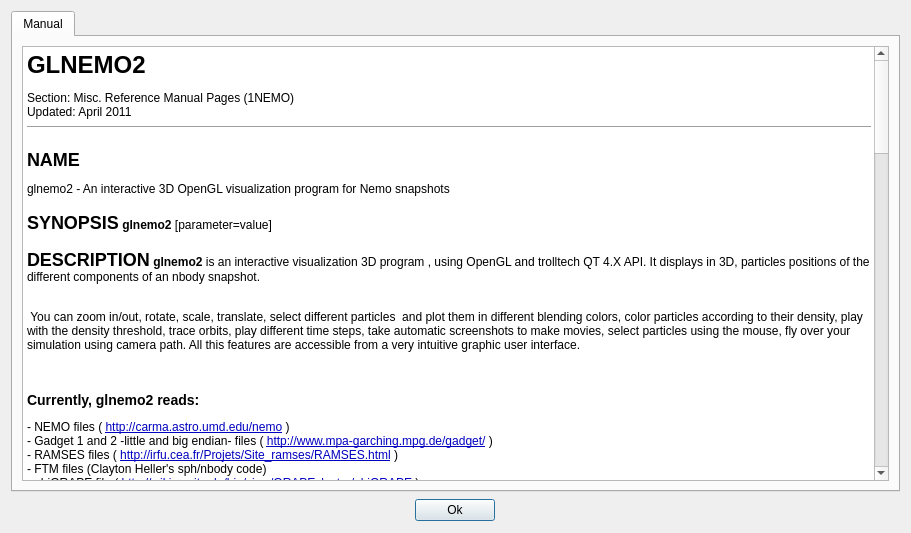
The window that src/formhelp.ui (jcldc/glnemo2) describes before a commit, drawn with Qt 5.
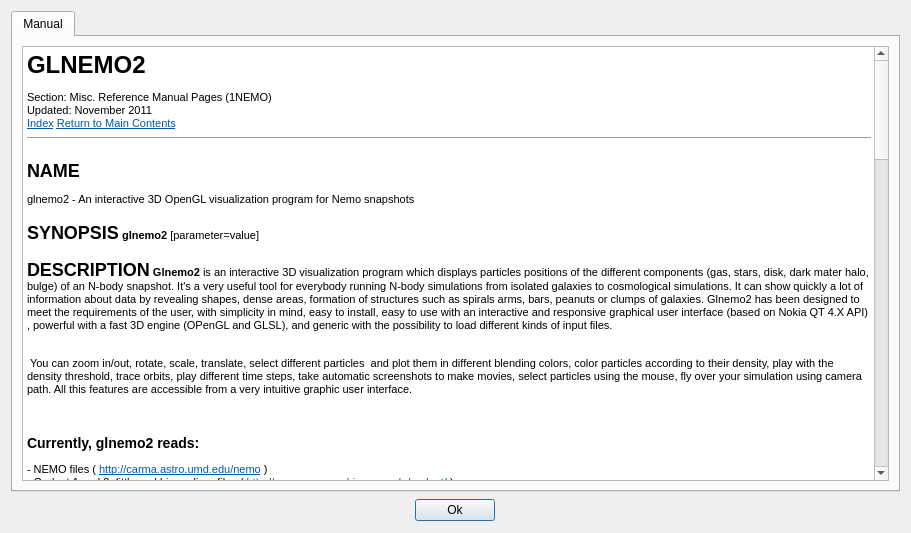
The same window after the commit.

Commit message: glnemo2 1.30 release

Patch:
```diff
--- a/src/formhelp.ui
+++ b/src/formhelp.ui
@@ -63,22 +63,22 @@
           <string>&lt;!DOCTYPE HTML PUBLIC &quot;-//W3C//DTD HTML 4.0//EN&quot; &quot;http://www.w3.org/TR/REC-html40/strict.dtd&quot;&gt;
 &lt;html&gt;&lt;head&gt;&lt;meta name=&quot;qrichtext&quot; content=&quot;1&quot; /&gt;&lt;title&gt;Manpage of GLNEMO2&lt;/title&gt;&lt;style type=&quot;text/css&quot;&gt;
 p, li { white-space: pre-wrap; }
-&lt;/style&gt;&lt;/head&gt;&lt;body style=&quot; font-family:'Sans Serif'; font-size:9pt; font-weight:400; font-style:normal;&quot;&gt;
+&lt;/style&gt;&lt;/head&gt;&lt;body style=&quot; font-family:'Sans Serif'; font-size:8pt; font-weight:400; font-style:normal;&quot;&gt;
 &lt;p style=&quot; margin-top:18px; margin-bottom:12px; margin-left:0px; margin-right:0px; -qt-block-indent:0; text-indent:0px;&quot;&gt;&lt;span style=&quot; font-size:xx-large; font-weight:600;&quot;&gt;GLNEMO2&lt;/span&gt;&lt;/p&gt;
-&lt;p style=&quot; margin-top:0px; margin-bottom:0px; margin-left:0px; margin-right:0px; -qt-block-indent:0; text-indent:0px;&quot;&gt;Section: Misc. Reference Manual Pages (1NEMO)&lt;br /&gt;Updated: April 2011&lt;/p&gt;
+&lt;p style=&quot; margin-top:0px; margin-bottom:0px; margin-left:0px; margin-right:0px; -qt-block-indent:0; text-indent:0px;&quot;&gt;Section: Misc. Reference Manual Pages (1NEMO)&lt;br /&gt;Updated: November 2011&lt;br /&gt;&lt;a href=&quot;#index&quot;&gt;&lt;span style=&quot; text-decoration: underline; color:#0057ae;&quot;&gt;Index&lt;/span&gt;&lt;/a&gt; &lt;a href=&quot;http://localhost/cgi-bin/man/man2html&quot;&gt;&lt;span style=&quot; text-decoration: underline; color:#0057ae;&quot;&gt;Return to Main Contents&lt;/span&gt;&lt;/a&gt;&lt;/p&gt;
 &lt;hr /&gt;
 &lt;p style=&quot; margin-top:16px; margin-bottom:12px; margin-left:0px; margin-right:0px; -qt-block-indent:0; text-indent:0px;&quot;&gt;&lt;span style=&quot; font-size:x-large; font-weight:600;&quot;&gt;NAME&lt;/span&gt;&lt;/p&gt;
 &lt;p style=&quot; margin-top:0px; margin-bottom:0px; margin-left:0px; margin-right:0px; -qt-block-indent:0; text-indent:0px;&quot;&gt;glnemo2 - An interactive 3D OpenGL visualization program for Nemo snapshots &lt;a name=&quot;lbAC&quot;&gt;&lt;/a&gt;  &lt;/p&gt;
 &lt;p style=&quot; margin-top:16px; margin-bottom:12px; margin-left:0px; margin-right:0px; -qt-block-indent:0; text-indent:0px;&quot;&gt;&lt;span style=&quot; font-size:x-large; font-weight:600;&quot;&gt;SYNOPSIS&lt;/span&gt; &lt;span style=&quot; font-weight:600;&quot;&gt;glnemo2&lt;/span&gt; [parameter=value] &lt;a name=&quot;lbAD&quot;&gt;&lt;/a&gt;  &lt;/p&gt;
-&lt;p style=&quot; margin-top:16px; margin-bottom:12px; margin-left:0px; margin-right:0px; -qt-block-indent:0; text-indent:0px;&quot;&gt;&lt;span style=&quot; font-size:x-large; font-weight:600;&quot;&gt;DESCRIPTION&lt;/span&gt; &lt;span style=&quot; font-weight:600;&quot;&gt;glnemo2&lt;/span&gt; is an interactive visualization 3D program , using OpenGL and trolltech QT 4.X API. It displays in 3D, particles positions of the different components of an nbody snapshot. &lt;/p&gt;
+&lt;p style=&quot; margin-top:16px; margin-bottom:12px; margin-left:0px; margin-right:0px; -qt-block-indent:0; text-indent:0px;&quot;&gt;&lt;span style=&quot; font-size:x-large; font-weight:600;&quot;&gt;DESCRIPTION&lt;/span&gt; &lt;span style=&quot; font-weight:600;&quot;&gt;Glnemo2&lt;/span&gt; is an interactive 3D visualization program which displays particles positions of the different components (gas, stars, disk, dark mater halo, bulge) of an N-body snapshot. It's a very useful tool for everybody running N-body simulations from isolated galaxies to cosmological simulations. It can show quickly a lot of information about data by revealing shapes, dense areas, formation of structures such as spirals arms, bars, peanuts or clumps of galaxies. Glnemo2 has been designed to meet the requirements of the user, with simplicity in mind, easy to install, easy to use with an interactive and responsive graphical user interface (based on Nokia QT 4.X API) , powerful with a fast 3D engine (OPenGL and GLSL), and generic with the possibility to load different kinds of input files. &lt;/p&gt;
 &lt;p style=&quot; margin-top:12px; margin-bottom:12px; margin-left:0px; margin-right:0px; -qt-block-indent:0; text-indent:0px;&quot;&gt;&lt;br /&gt; You can zoom in/out, rotate, scale, translate, select different particles  and plot them in different blending colors, color particles according to their density, play with the density threshold, trace orbits, play different time steps, take automatic screenshots to make movies, select particles using the mouse, fly over your simulation using camera path. All this features are accessible from a very intuitive graphic user interface. &lt;/p&gt;
 &lt;p style=&quot; margin-top:0px; margin-bottom:0px; margin-left:0px; margin-right:0px; -qt-block-indent:0; text-indent:0px;&quot;&gt;&lt;a name=&quot;lbAE&quot;&gt;&lt;/a&gt;  &lt;/p&gt;
 &lt;p style=&quot; margin-top:14px; margin-bottom:12px; margin-left:0px; margin-right:0px; -qt-block-indent:0; text-indent:0px;&quot;&gt;&lt;span style=&quot; font-size:large; font-weight:600;&quot;&gt;Currently, glnemo2 reads:&lt;/span&gt; &lt;/p&gt;
-&lt;p style=&quot; margin-top:12px; margin-bottom:0px; margin-left:0px; margin-right:0px; -qt-block-indent:0; text-indent:0px;&quot;&gt;&lt;span style=&quot; font-family:'Courier New,courier';&quot;&gt;- NEMO files ( &lt;/span&gt;&lt;a href=&quot;http://carma.astro.umd.edu/nemo&quot;&gt;&lt;span style=&quot; font-family:'Courier New,courier'; text-decoration: underline; color:#0000c0;&quot;&gt;http://carma.astro.umd.edu/nemo&lt;/span&gt;&lt;/a&gt;&lt;span style=&quot; font-family:'Courier New,courier';&quot;&gt; )&lt;/span&gt;&lt;/p&gt;
-&lt;p style=&quot; margin-top:0px; margin-bottom:0px; margin-left:0px; margin-right:0px; -qt-block-indent:0; text-indent:0px;&quot;&gt;&lt;span style=&quot; font-family:'Courier New,courier';&quot;&gt;- Gadget 1 and 2 -little and big endian- files ( &lt;/span&gt;&lt;a href=&quot;http://www.mpa-garching.mpg.de/gadget/&quot;&gt;&lt;span style=&quot; font-family:'Courier New,courier'; text-decoration: underline; color:#0000c0;&quot;&gt;http://www.mpa-garching.mpg.de/gadget/&lt;/span&gt;&lt;/a&gt;&lt;span style=&quot; font-family:'Courier New,courier';&quot;&gt; )&lt;/span&gt;&lt;/p&gt;
-&lt;p style=&quot; margin-top:0px; margin-bottom:0px; margin-left:0px; margin-right:0px; -qt-block-indent:0; text-indent:0px;&quot;&gt;&lt;span style=&quot; font-family:'Courier New,courier';&quot;&gt;- RAMSES files ( &lt;/span&gt;&lt;a href=&quot;http://irfu.cea.fr/Projets/Site_ramses/RAMSES.html&quot;&gt;&lt;span style=&quot; font-family:'Courier New,courier'; text-decoration: underline; color:#0000c0;&quot;&gt;http://irfu.cea.fr/Projets/Site_ramses/RAMSES.html&lt;/span&gt;&lt;/a&gt;&lt;span style=&quot; font-family:'Courier New,courier';&quot;&gt; )&lt;/span&gt;&lt;/p&gt;
+&lt;p style=&quot; margin-top:12px; margin-bottom:0px; margin-left:0px; margin-right:0px; -qt-block-indent:0; text-indent:0px;&quot;&gt;&lt;span style=&quot; font-family:'Courier New,courier';&quot;&gt;- NEMO files ( &lt;/span&gt;&lt;a href=&quot;http://carma.astro.umd.edu/nemo&quot;&gt;&lt;span style=&quot; font-family:'Courier New,courier'; text-decoration: underline; color:#0057ae;&quot;&gt;http://carma.astro.umd.edu/nemo&lt;/span&gt;&lt;/a&gt;&lt;span style=&quot; font-family:'Courier New,courier';&quot;&gt; )&lt;/span&gt;&lt;/p&gt;
+&lt;p style=&quot; margin-top:0px; margin-bottom:0px; margin-left:0px; margin-right:0px; -qt-block-indent:0; text-indent:0px;&quot;&gt;&lt;span style=&quot; font-family:'Courier New,courier';&quot;&gt;- Gadget 1 and 2 -little and big endian- files ( &lt;/span&gt;&lt;a href=&quot;http://www.mpa-garching.mpg.de/gadget/&quot;&gt;&lt;span style=&quot; font-family:'Courier New,courier'; text-decoration: underline; color:#0057ae;&quot;&gt;http://www.mpa-garching.mpg.de/gadget/&lt;/span&gt;&lt;/a&gt;&lt;span style=&quot; font-family:'Courier New,courier';&quot;&gt; )&lt;/span&gt;&lt;/p&gt;
+&lt;p style=&quot; margin-top:0px; margin-bottom:0px; margin-left:0px; margin-right:0px; -qt-block-indent:0; text-indent:0px;&quot;&gt;&lt;span style=&quot; font-family:'Courier New,courier';&quot;&gt;- RAMSES files ( &lt;/span&gt;&lt;a href=&quot;http://irfu.cea.fr/Projets/Site_ramses/RAMSES.html&quot;&gt;&lt;span style=&quot; font-family:'Courier New,courier'; text-decoration: underline; color:#0057ae;&quot;&gt;http://irfu.cea.fr/Projets/Site_ramses/RAMSES.html&lt;/span&gt;&lt;/a&gt;&lt;span style=&quot; font-family:'Courier New,courier';&quot;&gt; )&lt;/span&gt;&lt;/p&gt;
 &lt;p style=&quot; margin-top:0px; margin-bottom:0px; margin-left:0px; margin-right:0px; -qt-block-indent:0; text-indent:0px;&quot;&gt;&lt;span style=&quot; font-family:'Courier New,courier';&quot;&gt;- FTM files (Clayton Heller's sph/nbody code)&lt;/span&gt;&lt;/p&gt;
-&lt;p style=&quot; margin-top:0px; margin-bottom:0px; margin-left:0px; margin-right:0px; -qt-block-indent:0; text-indent:0px;&quot;&gt;&lt;span style=&quot; font-family:'Courier New,courier';&quot;&gt;- phiGRAPE file ( &lt;/span&gt;&lt;a href=&quot;http://wiki.cs.rit.edu/bin/view/GRAPEcluster/phiGRAPE&quot;&gt;&lt;span style=&quot; font-family:'Courier New,courier'; text-decoration: underline; color:#0000c0;&quot;&gt;http://wiki.cs.rit.edu/bin/view/GRAPEcluster/phiGRAPE&lt;/span&gt;&lt;/a&gt;&lt;span style=&quot; font-family:'Courier New,courier';&quot;&gt; )&lt;/span&gt;&lt;/p&gt;
+&lt;p style=&quot; margin-top:0px; margin-bottom:0px; margin-left:0px; margin-right:0px; -qt-block-indent:0; text-indent:0px;&quot;&gt;&lt;span style=&quot; font-family:'Courier New,courier';&quot;&gt;- phiGRAPE file ( &lt;/span&gt;&lt;a href=&quot;http://wiki.cs.rit.edu/bin/view/GRAPEcluster/phiGRAPE&quot;&gt;&lt;span style=&quot; font-family:'Courier New,courier'; text-decoration: underline; color:#0057ae;&quot;&gt;http://wiki.cs.rit.edu/bin/view/GRAPEcluster/phiGRAPE&lt;/span&gt;&lt;/a&gt;&lt;span style=&quot; font-family:'Courier New,courier';&quot;&gt; )&lt;/span&gt;&lt;/p&gt;
 &lt;p style=&quot; margin-top:0px; margin-bottom:0px; margin-left:0px; margin-right:0px; -qt-block-indent:0; text-indent:0px;&quot;&gt;&lt;span style=&quot; font-family:'Courier New,courier';&quot;&gt;- list of files stored in a file&lt;/span&gt;&lt;/p&gt;
 &lt;p style=&quot; margin-top:0px; margin-bottom:12px; margin-left:0px; margin-right:0px; -qt-block-indent:0; text-indent:0px;&quot;&gt;&lt;span style=&quot; font-family:'Courier New,courier';&quot;&gt;- realtime gyrfalcON simulation via a network plugin (see $NEMO/usr/jcl/glnemo2/gyrfalcon/README) &lt;/span&gt;&lt;/p&gt;
 &lt;p style=&quot; margin-top:0px; margin-bottom:0px; margin-left:0px; margin-right:0px; -qt-block-indent:0; text-indent:0px;&quot;&gt;&lt;a name=&quot;lbAF&quot;&gt;&lt;/a&gt;  &lt;/p&gt;
@@ -153,9 +153,9 @@
 &lt;p style=&quot; margin-top:0px; margin-bottom:0px; margin-left:0px; margin-right:0px; -qt-block-indent:0; text-indent:0px;&quot;&gt;&lt;span style=&quot; font-weight:600;&quot;&gt;zmin=&lt;/span&gt;&lt;/p&gt;
 &lt;p style=&quot; margin-top:0px; margin-bottom:0px; margin-left:30px; margin-right:0px; -qt-block-indent:0; text-indent:0px;&quot;&gt;zmin coordinate box for Ramses input [0] &lt;/p&gt;
 &lt;p style=&quot; margin-top:0px; margin-bottom:0px; margin-left:0px; margin-right:0px; -qt-block-indent:0; text-indent:0px;&quot;&gt;&lt;span style=&quot; font-weight:600;&quot;&gt;zmax=&lt;/span&gt;&lt;/p&gt;
-&lt;p style=&quot; margin-top:0px; margin-bottom:0px; margin-left:30px; margin-right:0px; -qt-block-indent:0; text-indent:0px;&quot;&gt;zmax coordinate box for Ramses input [1]  &lt;/p&gt;
+&lt;p style=&quot; margin-top:0px; margin-bottom:0px; margin-left:30px; margin-right:0px; -qt-block-indent:0; text-indent:0px;&quot;&gt;zmax coordinate box for Ramses input [1] &lt;/p&gt;
 &lt;p style=&quot; margin-top:0px; margin-bottom:0px; margin-left:0px; margin-right:0px; -qt-block-indent:0; text-indent:0px;&quot;&gt;&lt;span style=&quot; font-weight:600;&quot;&gt;lmin=&lt;/span&gt;&lt;/p&gt;
-&lt;p style=&quot; margin-top:0px; margin-bottom:0px; margin-left:0px; margin-right:0px; -qt-block-indent:0; text-indent:0px;&quot;&gt;      level min for Ramses amr input. (if 0, min internal level will be used) [0] &lt;/p&gt;
+&lt;p style=&quot; margin-top:0px; margin-bottom:0px; margin-left:30px; margin-right:0px; -qt-block-indent:0; text-indent:0px;&quot;&gt;level min for Ramses amr input. (if 0, min internal level will be used) [0] &lt;/p&gt;
 &lt;p style=&quot; margin-top:0px; margin-bottom:0px; margin-left:0px; margin-right:0px; -qt-block-indent:0; text-indent:0px;&quot;&gt;&lt;span style=&quot; font-weight:600;&quot;&gt;lmax=&lt;/span&gt;&lt;/p&gt;
 &lt;p style=&quot; margin-top:0px; margin-bottom:0px; margin-left:30px; margin-right:0px; -qt-block-indent:0; text-indent:0px;&quot;&gt;level max for Ramses amr input. (if 0, max internal level will be used) [0] &lt;/p&gt;
 &lt;p style=&quot; margin-top:0px; margin-bottom:0px; margin-left:0px; margin-right:0px; -qt-block-indent:0; text-indent:0px;&quot;&gt;&lt;span style=&quot; font-weight:600;&quot;&gt;scale=&lt;/span&gt;&lt;/p&gt;
@@ -226,6 +226,22 @@
 &lt;p style=&quot; margin-top:0px; margin-bottom:0px; margin-left:30px; margin-right:0px; -qt-block-indent:0; text-indent:0px;&quot;&gt;set an explicit title on OSD. If this variable remains blank, then simulation's file name will be used as title &lt;/p&gt;
 &lt;p style=&quot; margin-top:0px; margin-bottom:0px; margin-left:0px; margin-right:0px; -qt-block-indent:0; text-indent:0px;&quot;&gt;&lt;span style=&quot; font-weight:600;&quot;&gt;osdfontsize=&lt;/span&gt;&lt;/p&gt;
 &lt;p style=&quot; margin-top:0px; margin-bottom:0px; margin-left:30px; margin-right:0px; -qt-block-indent:0; text-indent:0px;&quot;&gt;set OSD's font in pixels [13.] &lt;/p&gt;
+&lt;p style=&quot; margin-top:0px; margin-bottom:0px; margin-left:0px; margin-right:0px; -qt-block-indent:0; text-indent:0px;&quot;&gt;&lt;span style=&quot; font-weight:600;&quot;&gt;cb=&lt;/span&gt;&lt;/p&gt;
+&lt;p style=&quot; margin-top:0px; margin-bottom:0px; margin-left:30px; margin-right:0px; -qt-block-indent:0; text-indent:0px;&quot;&gt;display Color Bar (CB) on screen [t] &lt;/p&gt;
+&lt;p style=&quot; margin-top:0px; margin-bottom:0px; margin-left:0px; margin-right:0px; -qt-block-indent:0; text-indent:0px;&quot;&gt;&lt;span style=&quot; font-weight:600;&quot;&gt;cblog=&lt;/span&gt; &lt;/p&gt;
+&lt;p style=&quot; margin-top:0px; margin-bottom:0px; margin-left:30px; margin-right:0px; -qt-block-indent:0; text-indent:0px;&quot;&gt;display real or log of the physical value on CB [f] &lt;/p&gt;
+&lt;p style=&quot; margin-top:0px; margin-bottom:0px; margin-left:0px; margin-right:0px; -qt-block-indent:0; text-indent:0px;&quot;&gt;&lt;span style=&quot; font-weight:600;&quot;&gt;cbloc=&lt;/span&gt; &lt;/p&gt;
+&lt;p style=&quot; margin-top:0px; margin-bottom:0px; margin-left:30px; margin-right:0px; -qt-block-indent:0; text-indent:0px;&quot;&gt;CB location, 0:top 1:right 2:bottom 3:left [3] &lt;/p&gt;
+&lt;p style=&quot; margin-top:0px; margin-bottom:0px; margin-left:0px; margin-right:0px; -qt-block-indent:0; text-indent:0px;&quot;&gt;&lt;span style=&quot; font-weight:600;&quot;&gt;cbdigits=&lt;/span&gt; &lt;/p&gt;
+&lt;p style=&quot; margin-top:0px; margin-bottom:0px; margin-left:30px; margin-right:0px; -qt-block-indent:0; text-indent:0px;&quot;&gt;CB #digits [1] &lt;/p&gt;
+&lt;p style=&quot; margin-top:0px; margin-bottom:0px; margin-left:0px; margin-right:0px; -qt-block-indent:0; text-indent:0px;&quot;&gt;&lt;span style=&quot; font-weight:600;&quot;&gt;cboffset=&lt;/span&gt; &lt;/p&gt;
+&lt;p style=&quot; margin-top:0px; margin-bottom:0px; margin-left:30px; margin-right:0px; -qt-block-indent:0; text-indent:0px;&quot;&gt;CB #offset pixels from the border location [35] &lt;/p&gt;
+&lt;p style=&quot; margin-top:0px; margin-bottom:0px; margin-left:0px; margin-right:0px; -qt-block-indent:0; text-indent:0px;&quot;&gt;&lt;span style=&quot; font-weight:600;&quot;&gt;cbpw=&lt;/span&gt; &lt;/p&gt;
+&lt;p style=&quot; margin-top:0px; margin-bottom:0px; margin-left:30px; margin-right:0px; -qt-block-indent:0; text-indent:0px;&quot;&gt;CB size in percentage of the OpenGL windows width [0.03] &lt;/p&gt;
+&lt;p style=&quot; margin-top:0px; margin-bottom:0px; margin-left:0px; margin-right:0px; -qt-block-indent:0; text-indent:0px;&quot;&gt;&lt;span style=&quot; font-weight:600;&quot;&gt;cbph=&lt;/span&gt; &lt;/p&gt;
+&lt;p style=&quot; margin-top:0px; margin-bottom:0px; margin-left:30px; margin-right:0px; -qt-block-indent:0; text-indent:0px;&quot;&gt;CB size in percentage of the OpenGL windows height [0.65] &lt;/p&gt;
+&lt;p style=&quot; margin-top:0px; margin-bottom:0px; margin-left:0px; margin-right:0px; -qt-block-indent:0; text-indent:0px;&quot;&gt;&lt;span style=&quot; font-weight:600;&quot;&gt;cbfs=&lt;/span&gt; &lt;/p&gt;
+&lt;p style=&quot; margin-top:0px; margin-bottom:0px; margin-left:30px; margin-right:0px; -qt-block-indent:0; text-indent:0px;&quot;&gt;size of the fonts used to display CB [13] &lt;/p&gt;
 &lt;p style=&quot; margin-top:0px; margin-bottom:0px; margin-left:0px; margin-right:0px; -qt-block-indent:0; text-indent:0px;&quot;&gt;&lt;span style=&quot; font-weight:600;&quot;&gt;com=&lt;/span&gt;&lt;/p&gt;
 &lt;p style=&quot; margin-top:0px; margin-bottom:0px; margin-left:30px; margin-right:0px; -qt-block-indent:0; text-indent:0px;&quot;&gt;center according the Center Of Mass [t] &lt;/p&gt;
 &lt;p style=&quot; margin-top:0px; margin-bottom:0px; margin-left:0px; margin-right:0px; -qt-block-indent:0; text-indent:0px;&quot;&gt;&lt;span style=&quot; font-weight:600;&quot;&gt;point=&lt;/span&gt;&lt;/p&gt;
@@ -258,43 +274,46 @@
 &lt;p style=&quot; margin-top:0px; margin-bottom:8px; margin-left:30px; margin-right:0px; -qt-block-indent:0; text-indent:0px;&quot;&gt;if true it allows a smoother interactivity with [t] &lt;/p&gt;
 &lt;p style=&quot; margin-top:0px; margin-bottom:0px; margin-left:0px; margin-right:0px; -qt-block-indent:0; text-indent:0px;&quot;&gt;&lt;a name=&quot;lbAJ&quot;&gt;&lt;/a&gt;  &lt;/p&gt;
 &lt;p style=&quot; margin-top:16px; margin-bottom:12px; margin-left:0px; margin-right:0px; -qt-block-indent:0; text-indent:0px;&quot;&gt;&lt;span style=&quot; font-size:x-large; font-weight:600;&quot;&gt;WARNING&lt;/span&gt;&lt;/p&gt;
-&lt;p style=&quot; margin-top:0px; margin-bottom:0px; margin-left:0px; margin-right:0px; -qt-block-indent:0; text-indent:0px;&quot;&gt;Glnemo2 uses hardware accelerated feature of the video card and especially GLSL capabilities. Not all the video cards have this requirement under Linux. The very well supported card are Nvidia card with proprietary driver. If glnemo2 crashs at starting, try to launch the program again by adding to the command line &amp;quot;glsl=f&amp;quot;. It will deactivate the hardware accelerated engine, therefore the rendering will be slow but the program might work at least. &lt;/p&gt;
+&lt;p style=&quot; margin-top:0px; margin-bottom:0px; margin-left:0px; margin-right:0px; -qt-block-indent:0; text-indent:0px;&quot;&gt;Glnemo2 uses hardware accelerated feature of video card and especially GLSL capabilities. Not all the video cards have this requirement under Linux. The very well supported card are Nvidia card with proprietary driver. If glnemo2 crashs at starting, try to launch the program again by adding to the command line &amp;quot;glsl=f&amp;quot;. It will deactivate the hardware accelerated engine, therefore the rendering will be slow but the program might work at least. &lt;/p&gt;
 &lt;p style=&quot; margin-top:0px; margin-bottom:0px; margin-left:0px; margin-right:0px; -qt-block-indent:0; text-indent:0px;&quot;&gt;&lt;a name=&quot;lbAK&quot;&gt;&lt;/a&gt;  &lt;/p&gt;
 &lt;p style=&quot; margin-top:16px; margin-bottom:12px; margin-left:0px; margin-right:0px; -qt-block-indent:0; text-indent:0px;&quot;&gt;&lt;span style=&quot; font-size:x-large; font-weight:600;&quot;&gt;SEE ALSO&lt;/span&gt;&lt;/p&gt;
 &lt;p style=&quot; margin-top:0px; margin-bottom:0px; margin-left:0px; margin-right:0px; -qt-block-indent:0; text-indent:0px;&quot;&gt;glnemo(1NEMO) &lt;/p&gt;
-&lt;p style=&quot; margin-top:12px; margin-bottom:12px; margin-left:0px; margin-right:0px; -qt-block-indent:0; text-indent:0px;&quot;&gt;&lt;a href=&quot;http://qt.nokia.com/downloads&quot;&gt;&lt;span style=&quot; text-decoration: underline; color:#0000c0;&quot;&gt;http://qt.nokia.com/downloads&lt;/span&gt;&lt;/a&gt; Qt library web site &lt;a name=&quot;lbAL&quot;&gt;&lt;/a&gt;  &lt;/p&gt;
+&lt;p style=&quot; margin-top:12px; margin-bottom:12px; margin-left:0px; margin-right:0px; -qt-block-indent:0; text-indent:0px;&quot;&gt;&lt;a href=&quot;http://qt.nokia.com/downloads&quot;&gt;&lt;span style=&quot; text-decoration: underline; color:#0057ae;&quot;&gt;http://qt.nokia.com/downloads&lt;/span&gt;&lt;/a&gt; Qt library web site &lt;a name=&quot;lbAL&quot;&gt;&lt;/a&gt;  &lt;/p&gt;
 &lt;p style=&quot; margin-top:16px; margin-bottom:12px; margin-left:0px; margin-right:0px; -qt-block-indent:0; text-indent:0px;&quot;&gt;&lt;span style=&quot; font-size:x-large; font-weight:600;&quot;&gt;LICENCE&lt;/span&gt;&lt;/p&gt;
-&lt;p style=&quot; margin-top:0px; margin-bottom:0px; margin-left:0px; margin-right:0px; -qt-block-indent:0; text-indent:0px;&quot;&gt;CeCILL ( see &lt;a href=&quot;http://www.cecill.info&quot;&gt;&lt;span style=&quot; text-decoration: underline; color:#0000c0;&quot;&gt;http://www.cecill.info&lt;/span&gt;&lt;/a&gt; ) &lt;a name=&quot;lbAM&quot;&gt;&lt;/a&gt;  &lt;/p&gt;
+&lt;p style=&quot; margin-top:0px; margin-bottom:0px; margin-left:0px; margin-right:0px; -qt-block-indent:0; text-indent:0px;&quot;&gt;CeCILL ( see &lt;a href=&quot;http://www.cecill.info&quot;&gt;&lt;span style=&quot; text-decoration: underline; color:#0057ae;&quot;&gt;http://www.cecill.info&lt;/span&gt;&lt;/a&gt; ) &lt;a name=&quot;lbAM&quot;&gt;&lt;/a&gt;  &lt;/p&gt;
 &lt;p style=&quot; margin-top:16px; margin-bottom:12px; margin-left:0px; margin-right:0px; -qt-block-indent:0; text-indent:0px;&quot;&gt;&lt;span style=&quot; font-size:x-large; font-weight:600;&quot;&gt;FILES&lt;/span&gt;&lt;/p&gt;
 &lt;p style=&quot; margin-top:0px; margin-bottom:0px; margin-left:0px; margin-right:0px; -qt-block-indent:0; text-indent:0px;&quot;&gt;$NEMO/usr/jcl/glnemo2: directory with source code &lt;br /&gt;$NEMO/usr/jcl/glnemo2/gyrfalcon: runtime gyrfalcon manipulator (See README) &lt;/p&gt;
-&lt;p style=&quot;-qt-paragraph-type:empty; margin-top:8px; margin-bottom:0px; margin-left:0px; margin-right:0px; -qt-block-indent:0; text-indent:0px;&quot;&gt;&lt;/p&gt;
-&lt;p style=&quot; margin-top:8px; margin-bottom:0px; margin-left:0px; margin-right:0px; -qt-block-indent:0; text-indent:0px;&quot;&gt;Home page : &lt;a href=&quot;http://projets.oamp.fr/projects/glnemo2&quot;&gt;&lt;span style=&quot; text-decoration: underline; color:#0057ae;&quot;&gt;http://projets.oamp.fr/projects/glnemo2&lt;/span&gt;&lt;/a&gt;&lt;/p&gt;
+&lt;p style=&quot; margin-top:8px; margin-bottom:0px; margin-left:0px; margin-right:0px; -qt-block-indent:0; text-indent:0px;&quot;&gt;&lt;a href=&quot;http://projets.oamp.fr/projects/glnemo2&quot;&gt;&lt;span style=&quot; font-weight:600; text-decoration: underline; color:#0057ae;&quot;&gt;http://projets.oamp.fr/projects/glnemo2&lt;/span&gt;&lt;/a&gt; Home page&lt;/p&gt;
 &lt;p style=&quot; margin-top:0px; margin-bottom:0px; margin-left:0px; margin-right:0px; -qt-block-indent:0; text-indent:0px;&quot;&gt;&lt;a name=&quot;lbAN&quot;&gt;&lt;/a&gt;  &lt;/p&gt;
 &lt;p style=&quot; margin-top:16px; margin-bottom:12px; margin-left:0px; margin-right:0px; -qt-block-indent:0; text-indent:0px;&quot;&gt;&lt;span style=&quot; font-size:x-large; font-weight:600;&quot;&gt;AUTHOR&lt;/span&gt;&lt;/p&gt;
 &lt;p style=&quot; margin-top:0px; margin-bottom:0px; margin-left:0px; margin-right:0px; -qt-block-indent:0; text-indent:0px;&quot;&gt;Jean-Charles Lambert &lt;a name=&quot;lbAO&quot;&gt;&lt;/a&gt;  &lt;/p&gt;
 &lt;p style=&quot; margin-top:16px; margin-bottom:12px; margin-left:0px; margin-right:0px; -qt-block-indent:0; text-indent:0px;&quot;&gt;&lt;span style=&quot; font-size:x-large; font-weight:600;&quot;&gt;UPDATE HISTORY&lt;/span&gt; &lt;/p&gt;
+&lt;p style=&quot;-qt-paragraph-type:empty; margin-top:12px; margin-bottom:0px; margin-left:0px; margin-right:0px; -qt-block-indent:0; text-indent:0px; font-family:'Courier New,courier';&quot;&gt;&lt;/p&gt;
 &lt;p style=&quot; margin-top:0px; margin-bottom:0px; margin-left:0px; margin-right:0px; -qt-block-indent:0; text-indent:0px;&quot;&gt;&lt;span style=&quot; font-family:'Courier New,courier';&quot;&gt;23-Apr-10 ramses reader + gyrfalcON manipulator             JCL&lt;/span&gt;&lt;/p&gt;
 &lt;p style=&quot; margin-top:0px; margin-bottom:0px; margin-left:0px; margin-right:0px; -qt-block-indent:0; text-indent:0px;&quot;&gt;&lt;span style=&quot; font-family:'Courier New,courier';&quot;&gt;19-May-10 - Leiden release - see ChangeLog                  JCL&lt;/span&gt;&lt;/p&gt;
 &lt;p style=&quot; margin-top:0px; margin-bottom:0px; margin-left:0px; margin-right:0px; -qt-block-indent:0; text-indent:0px;&quot;&gt;&lt;span style=&quot; font-family:'Courier New,courier';&quot;&gt;28-Jul-10 Version 1.0 !!!                                   JCL&lt;/span&gt;&lt;/p&gt;
-&lt;p style=&quot; margin-top:0px; margin-bottom:0px; margin-left:0px; margin-right:0px; -qt-block-indent:0; text-indent:0px;&quot;&gt;&lt;span style=&quot; font-family:'Courier New,courier';&quot;&gt;27-Oct-10 Version 1.1 - see ChangeLog                       JCL&lt;/span&gt;&lt;/p&gt;
+&lt;p style=&quot; margin-top:0px; margin-bottom:0px; margin-left:0px; margin-right:0px; -qt-block-indent:0; text-indent:0px;&quot;&gt;&lt;span style=&quot; font-family:'Courier New,courier';&quot;&gt;27-Oct-10 Version 1.1  - see ChangeLog                      JCL&lt;/span&gt;&lt;/p&gt;
+&lt;p style=&quot; margin-top:0px; margin-bottom:0px; margin-left:0px; margin-right:0px; -qt-block-indent:0; text-indent:0px;&quot;&gt;&lt;span style=&quot; font-family:'Courier New,courier';&quot;&gt;29-Oct-10 Version 1.11 happy gcc 4.5.0                      JCL&lt;/span&gt;&lt;/p&gt;
 &lt;p style=&quot; margin-top:0px; margin-bottom:0px; margin-left:0px; margin-right:0px; -qt-block-indent:0; text-indent:0px;&quot;&gt;&lt;span style=&quot; font-family:'Courier New,courier';&quot;&gt;16-Apr-11 Ver 1.20 - new rendering pipeline/see ChangeLog   JCL&lt;/span&gt;&lt;/p&gt;
+&lt;p style=&quot; margin-top:0px; margin-bottom:12px; margin-left:0px; margin-right:0px; -qt-block-indent:0; text-indent:0px;&quot;&gt;&lt;span style=&quot; font-family:'Courier New,courier';&quot;&gt;25-Nov-11 Ver 1.30 - Color bar display on 3d view           JCL &lt;/span&gt;&lt;/p&gt;
 &lt;hr /&gt;
 &lt;p style=&quot; margin-top:16px; margin-bottom:12px; margin-left:0px; margin-right:0px; -qt-block-indent:0; text-indent:0px;&quot;&gt;&lt;span style=&quot; font-size:x-large; font-weight:600;&quot;&gt;Index&lt;/span&gt;&lt;/p&gt;
-&lt;p style=&quot; margin-top:8px; margin-bottom:0px; margin-left:0px; margin-right:0px; -qt-block-indent:0; text-indent:0px;&quot;&gt;&lt;a href=&quot;#lbAB&quot;&gt;&lt;span style=&quot; text-decoration: underline; color:#0000c0;&quot;&gt;NAME&lt;/span&gt;&lt;/a&gt;&lt;/p&gt;
-&lt;p style=&quot; margin-top:0px; margin-bottom:0px; margin-left:0px; margin-right:0px; -qt-block-indent:0; text-indent:0px;&quot;&gt;&lt;a href=&quot;#lbAC&quot;&gt;&lt;span style=&quot; text-decoration: underline; color:#0000c0;&quot;&gt;SYNOPSIS&lt;/span&gt;&lt;/a&gt;&lt;/p&gt;
-&lt;p style=&quot; margin-top:0px; margin-bottom:0px; margin-left:0px; margin-right:0px; -qt-block-indent:0; text-indent:0px;&quot;&gt;&lt;a href=&quot;#lbAD&quot;&gt;&lt;span style=&quot; text-decoration: underline; color:#0000c0;&quot;&gt;DESCRIPTION&lt;/span&gt;&lt;/a&gt;&lt;/p&gt;
-&lt;p style=&quot; margin-top:8px; margin-bottom:0px; margin-left:30px; margin-right:0px; -qt-block-indent:0; text-indent:0px;&quot;&gt;&lt;a href=&quot;#lbAE&quot;&gt;&lt;span style=&quot; text-decoration: underline; color:#0000c0;&quot;&gt;Currently, glnemo2 reads:&lt;/span&gt;&lt;/a&gt;&lt;/p&gt;
-&lt;p style=&quot; margin-top:0px; margin-bottom:0px; margin-left:0px; margin-right:0px; -qt-block-indent:0; text-indent:0px;&quot;&gt;&lt;a href=&quot;#lbAF&quot;&gt;&lt;span style=&quot; text-decoration: underline; color:#0000c0;&quot;&gt;Features:&lt;/span&gt;&lt;/a&gt;&lt;/p&gt;
-&lt;p style=&quot; margin-top:0px; margin-bottom:0px; margin-left:0px; margin-right:0px; -qt-block-indent:0; text-indent:0px;&quot;&gt;&lt;a href=&quot;#lbAG&quot;&gt;&lt;span style=&quot; text-decoration: underline; color:#0000c0;&quot;&gt;Examples&lt;/span&gt;&lt;/a&gt;&lt;/p&gt;
-&lt;p style=&quot; margin-top:0px; margin-bottom:0px; margin-left:0px; margin-right:0px; -qt-block-indent:0; text-indent:0px;&quot;&gt;&lt;a href=&quot;#lbAH&quot;&gt;&lt;span style=&quot; text-decoration: underline; color:#0000c0;&quot;&gt;OPERATION&lt;/span&gt;&lt;/a&gt;&lt;/p&gt;
-&lt;p style=&quot; margin-top:0px; margin-bottom:0px; margin-left:0px; margin-right:0px; -qt-block-indent:0; text-indent:0px;&quot;&gt;&lt;a href=&quot;#lbAI&quot;&gt;&lt;span style=&quot; text-decoration: underline; color:#0000c0;&quot;&gt;PARAMETERS&lt;/span&gt;&lt;/a&gt;&lt;/p&gt;
-&lt;p style=&quot; margin-top:0px; margin-bottom:0px; margin-left:0px; margin-right:0px; -qt-block-indent:0; text-indent:0px;&quot;&gt;&lt;a href=&quot;#lbAJ&quot;&gt;&lt;span style=&quot; text-decoration: underline; color:#0000c0;&quot;&gt;WARNING&lt;/span&gt;&lt;/a&gt;&lt;/p&gt;
-&lt;p style=&quot; margin-top:0px; margin-bottom:0px; margin-left:0px; margin-right:0px; -qt-block-indent:0; text-indent:0px;&quot;&gt;&lt;a href=&quot;#lbAK&quot;&gt;&lt;span style=&quot; text-decoration: underline; color:#0000c0;&quot;&gt;SEE ALSO&lt;/span&gt;&lt;/a&gt;&lt;/p&gt;
-&lt;p style=&quot; margin-top:0px; margin-bottom:0px; margin-left:0px; margin-right:0px; -qt-block-indent:0; text-indent:0px;&quot;&gt;&lt;a href=&quot;#lbAL&quot;&gt;&lt;span style=&quot; text-decoration: underline; color:#0000c0;&quot;&gt;LICENCE&lt;/span&gt;&lt;/a&gt;&lt;/p&gt;
-&lt;p style=&quot; margin-top:0px; margin-bottom:0px; margin-left:0px; margin-right:0px; -qt-block-indent:0; text-indent:0px;&quot;&gt;&lt;a href=&quot;#lbAM&quot;&gt;&lt;span style=&quot; text-decoration: underline; color:#0000c0;&quot;&gt;FILES&lt;/span&gt;&lt;/a&gt;&lt;/p&gt;
-&lt;p style=&quot; margin-top:0px; margin-bottom:0px; margin-left:0px; margin-right:0px; -qt-block-indent:0; text-indent:0px;&quot;&gt;&lt;a href=&quot;#lbAN&quot;&gt;&lt;span style=&quot; text-decoration: underline; color:#0000c0;&quot;&gt;AUTHOR&lt;/span&gt;&lt;/a&gt;&lt;/p&gt;
-&lt;p style=&quot; margin-top:0px; margin-bottom:0px; margin-left:0px; margin-right:0px; -qt-block-indent:0; text-indent:0px;&quot;&gt;&lt;a href=&quot;#lbAO&quot;&gt;&lt;span style=&quot; text-decoration: underline; color:#0000c0;&quot;&gt;UPDATE HISTORY&lt;/span&gt;&lt;/a&gt;&lt;/p&gt;
-&lt;p style=&quot;-qt-paragraph-type:empty; margin-top:0px; margin-bottom:0px; margin-left:0px; margin-right:0px; -qt-block-indent:0; text-indent:0px;&quot;&gt;&lt;/p&gt;&lt;/body&gt;&lt;/html&gt;</string>
+&lt;p style=&quot; margin-top:8px; margin-bottom:0px; margin-left:0px; margin-right:0px; -qt-block-indent:0; text-indent:0px;&quot;&gt;&lt;a href=&quot;#lbAB&quot;&gt;&lt;span style=&quot; text-decoration: underline; color:#0057ae;&quot;&gt;NAME&lt;/span&gt;&lt;/a&gt;&lt;/p&gt;
+&lt;p style=&quot; margin-top:0px; margin-bottom:0px; margin-left:0px; margin-right:0px; -qt-block-indent:0; text-indent:0px;&quot;&gt;&lt;a href=&quot;#lbAC&quot;&gt;&lt;span style=&quot; text-decoration: underline; color:#0057ae;&quot;&gt;SYNOPSIS&lt;/span&gt;&lt;/a&gt;&lt;/p&gt;
+&lt;p style=&quot; margin-top:0px; margin-bottom:0px; margin-left:0px; margin-right:0px; -qt-block-indent:0; text-indent:0px;&quot;&gt;&lt;a href=&quot;#lbAD&quot;&gt;&lt;span style=&quot; text-decoration: underline; color:#0057ae;&quot;&gt;DESCRIPTION&lt;/span&gt;&lt;/a&gt;&lt;/p&gt;
+&lt;p style=&quot; margin-top:8px; margin-bottom:0px; margin-left:30px; margin-right:0px; -qt-block-indent:0; text-indent:0px;&quot;&gt;&lt;a href=&quot;#lbAE&quot;&gt;&lt;span style=&quot; text-decoration: underline; color:#0057ae;&quot;&gt;Currently, glnemo2 reads:&lt;/span&gt;&lt;/a&gt;&lt;/p&gt;
+&lt;p style=&quot; margin-top:0px; margin-bottom:0px; margin-left:0px; margin-right:0px; -qt-block-indent:0; text-indent:0px;&quot;&gt;&lt;a href=&quot;#lbAF&quot;&gt;&lt;span style=&quot; text-decoration: underline; color:#0057ae;&quot;&gt;Features:&lt;/span&gt;&lt;/a&gt;&lt;/p&gt;
+&lt;p style=&quot; margin-top:0px; margin-bottom:0px; margin-left:0px; margin-right:0px; -qt-block-indent:0; text-indent:0px;&quot;&gt;&lt;a href=&quot;#lbAG&quot;&gt;&lt;span style=&quot; text-decoration: underline; color:#0057ae;&quot;&gt;Examples&lt;/span&gt;&lt;/a&gt;&lt;/p&gt;
+&lt;p style=&quot; margin-top:0px; margin-bottom:0px; margin-left:0px; margin-right:0px; -qt-block-indent:0; text-indent:0px;&quot;&gt;&lt;a href=&quot;#lbAH&quot;&gt;&lt;span style=&quot; text-decoration: underline; color:#0057ae;&quot;&gt;OPERATION&lt;/span&gt;&lt;/a&gt;&lt;/p&gt;
+&lt;p style=&quot; margin-top:0px; margin-bottom:0px; margin-left:0px; margin-right:0px; -qt-block-indent:0; text-indent:0px;&quot;&gt;&lt;a href=&quot;#lbAI&quot;&gt;&lt;span style=&quot; text-decoration: underline; color:#0057ae;&quot;&gt;PARAMETERS&lt;/span&gt;&lt;/a&gt;&lt;/p&gt;
+&lt;p style=&quot; margin-top:0px; margin-bottom:0px; margin-left:0px; margin-right:0px; -qt-block-indent:0; text-indent:0px;&quot;&gt;&lt;a href=&quot;#lbAJ&quot;&gt;&lt;span style=&quot; text-decoration: underline; color:#0057ae;&quot;&gt;WARNING&lt;/span&gt;&lt;/a&gt;&lt;/p&gt;
+&lt;p style=&quot; margin-top:0px; margin-bottom:0px; margin-left:0px; margin-right:0px; -qt-block-indent:0; text-indent:0px;&quot;&gt;&lt;a href=&quot;#lbAK&quot;&gt;&lt;span style=&quot; text-decoration: underline; color:#0057ae;&quot;&gt;SEE ALSO&lt;/span&gt;&lt;/a&gt;&lt;/p&gt;
+&lt;p style=&quot; margin-top:0px; margin-bottom:0px; margin-left:0px; margin-right:0px; -qt-block-indent:0; text-indent:0px;&quot;&gt;&lt;a href=&quot;#lbAL&quot;&gt;&lt;span style=&quot; text-decoration: underline; color:#0057ae;&quot;&gt;LICENCE&lt;/span&gt;&lt;/a&gt;&lt;/p&gt;
+&lt;p style=&quot; margin-top:0px; margin-bottom:0px; margin-left:0px; margin-right:0px; -qt-block-indent:0; text-indent:0px;&quot;&gt;&lt;a href=&quot;#lbAM&quot;&gt;&lt;span style=&quot; text-decoration: underline; color:#0057ae;&quot;&gt;FILES&lt;/span&gt;&lt;/a&gt;&lt;/p&gt;
+&lt;p style=&quot; margin-top:0px; margin-bottom:0px; margin-left:0px; margin-right:0px; -qt-block-indent:0; text-indent:0px;&quot;&gt;&lt;a href=&quot;#lbAN&quot;&gt;&lt;span style=&quot; text-decoration: underline; color:#0057ae;&quot;&gt;AUTHOR&lt;/span&gt;&lt;/a&gt;&lt;/p&gt;
+&lt;p style=&quot; margin-top:0px; margin-bottom:0px; margin-left:0px; margin-right:0px; -qt-block-indent:0; text-indent:0px;&quot;&gt;&lt;a href=&quot;#lbAO&quot;&gt;&lt;span style=&quot; text-decoration: underline; color:#0057ae;&quot;&gt;UPDATE HISTORY&lt;/span&gt;&lt;/a&gt;&lt;/p&gt;
+&lt;hr /&gt;
+&lt;p style=&quot; margin-top:0px; margin-bottom:0px; margin-left:0px; margin-right:0px; -qt-block-indent:0; text-indent:0px;&quot;&gt;This document was created by &lt;a href=&quot;http://localhost/cgi-bin/man/man2html&quot;&gt;&lt;span style=&quot; text-decoration: underline; color:#0057ae;&quot;&gt;man2html&lt;/span&gt;&lt;/a&gt;, using the manual pages.&lt;br /&gt;Time: 11:48:30 GMT, November 25, 2011 &lt;/p&gt;&lt;/body&gt;&lt;/html&gt;</string>
          </property>
          <property name="openExternalLinks">
           <bool>true</bool>
```
The commit also changes 3 other files.
